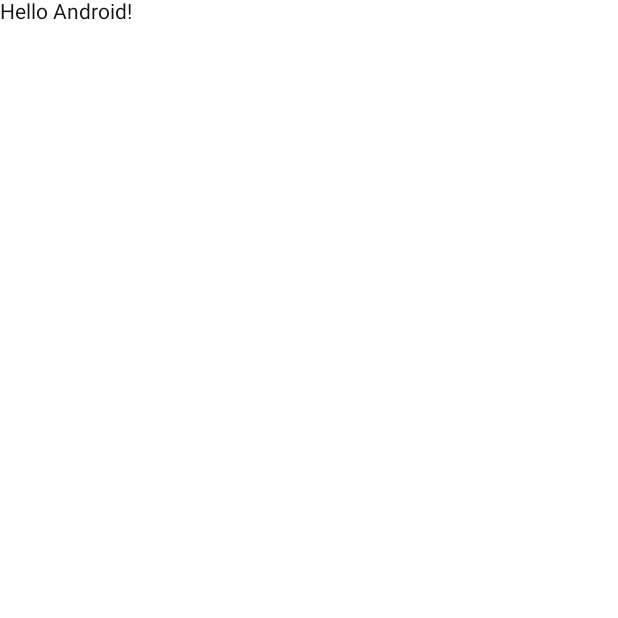
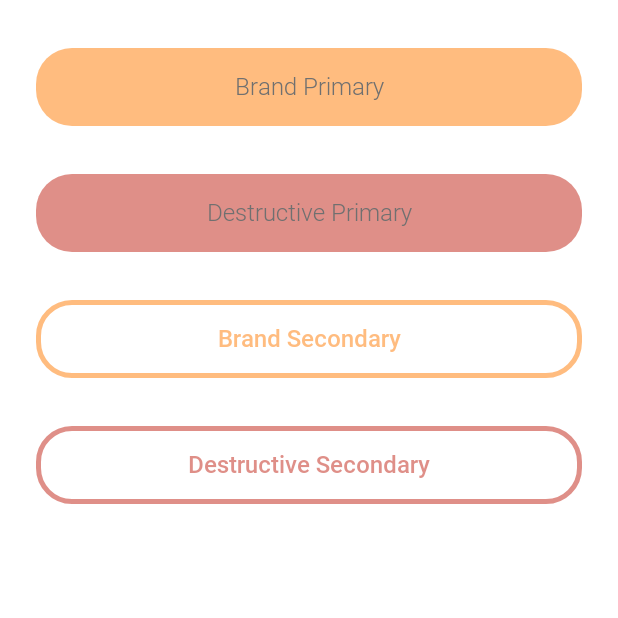
Before and after one commit to ehsunshine/tiara-elm-dls, an Android app built with Jetpack Compose: the screen it shows after launch (MainActivity), on a phone screen of 412 x 824 dp, the top half of it. Before the commit the part shown is almost empty. Run offline under Robolectric (Android 15) with nearby library versions, the phone set to English and light mode, and no system bars.

Commit message:
feat: Add TiaraElmButton component

```diff
--- a/app/src/main/kotlin/xyz/ehsun/tiaraelm/MainActivity.kt
+++ b/app/src/main/kotlin/xyz/ehsun/tiaraelm/MainActivity.kt
@@ -3,13 +3,16 @@ package xyz.ehsun.tiaraelm
 import android.os.Bundle
 import androidx.activity.ComponentActivity
 import androidx.activity.compose.setContent
+import androidx.compose.foundation.layout.Column
 import androidx.compose.foundation.layout.fillMaxSize
+import androidx.compose.foundation.layout.padding
 import androidx.compose.material.Surface
-import androidx.compose.material.Text
-import androidx.compose.runtime.Composable
 import androidx.compose.ui.Modifier
-import androidx.compose.ui.tooling.preview.Preview
+import androidx.compose.ui.unit.dp
 import xyz.ehsun.tiaraelm.ui.theme.MyTheme
+import xyz.ehsun.tiaraelmcompose.components.ButtonStyle
+import xyz.ehsun.tiaraelmcompose.components.ButtonType
+import xyz.ehsun.tiaraelmcompose.components.TiaraElmButton
 import xyz.ehsun.tiaraelmcompose.foundation.TiaraElmTheme
 
 class MainActivity : ComponentActivity() {
@@ -22,25 +25,38 @@ class MainActivity : ComponentActivity() {
                     modifier = Modifier.fillMaxSize(),
                     color = TiaraElmTheme.colors.background.primary
                 ) {
-                    Greeting("Android")
+                    Column(Modifier.padding(top = 16.dp)) {
+                        TiaraElmButton(
+                            text = "Brand Primary",
+                            enabled = false,
+                            buttonStyle = ButtonStyle.Brand,
+                            buttonType = ButtonType.Primary,
+                            onClick = {},
+                        )
+                        TiaraElmButton(
+                            text = "Destructive Primary",
+                            enabled = false,
+                            buttonStyle = ButtonStyle.Destructive,
+                            buttonType = ButtonType.Primary,
+                            onClick = {},
+                        )
+                        TiaraElmButton(
+                            text = "Brand Secondary",
+                            enabled = false,
+                            buttonStyle = ButtonStyle.Brand,
+                            buttonType = ButtonType.Secondary,
+                            onClick = {},
+                        )
+                        TiaraElmButton(
+                            text = "Destructive Secondary",
+                            enabled = false,
+                            buttonStyle = ButtonStyle.Destructive,
+                            buttonType = ButtonType.Secondary,
+                            onClick = {},
+                        )
+                    }
                 }
             }
         }
     }
 }
-
-@Composable
-fun Greeting(name: String) {
-    Text(
-        text = "Hello $name!",
-        color = TiaraElmTheme.colors.foreground.primary
-    )
-}
-
-@Preview(showBackground = true)
-@Composable
-fun DefaultPreview() {
-    MyTheme {
-        Greeting("Android")
-    }
-}
--- a/tiara-elm-compose/build.gradle
+++ b/tiara-elm-compose/build.gradle
@@ -33,6 +33,7 @@ dependencies {
 
     implementation "androidx.compose.ui:ui:$compose_version"
     implementation "androidx.compose.ui:ui-tooling-preview:$compose_version"
+    implementation "androidx.compose.material:material:$compose_version"
 
     debugImplementation "androidx.compose.ui:ui-tooling:$compose_version"
     debugImplementation "androidx.compose.ui:ui-test-manifest:$compose_version"
--- /dev/null
+++ b/tiara-elm-compose/src/main/kotlin/xyz/ehsun/tiaraelmcompose/components/TiaraElmButton.kt
@@ -0,0 +1,150 @@
+package xyz.ehsun.tiaraelmcompose.components
+
+import android.content.Context
+import android.util.AttributeSet
+import androidx.compose.foundation.BorderStroke
+import androidx.compose.foundation.layout.fillMaxWidth
+import androidx.compose.foundation.layout.height
+import androidx.compose.foundation.layout.padding
+import androidx.compose.foundation.shape.RoundedCornerShape
+import androidx.compose.material.Button
+import androidx.compose.material.ButtonDefaults
+import androidx.compose.material.Text
+import androidx.compose.runtime.Composable
+import androidx.compose.runtime.getValue
+import androidx.compose.runtime.mutableStateOf
+import androidx.compose.runtime.setValue
+import androidx.compose.ui.Modifier
+import androidx.compose.ui.graphics.Color
+import androidx.compose.ui.platform.AbstractComposeView
+import androidx.compose.ui.text.style.TextAlign
+import androidx.compose.ui.text.style.TextOverflow
+import androidx.compose.ui.unit.dp
+import xyz.ehsun.tiaraelmcompose.foundation.TiaraElmTheme
+import xyz.ehsun.tiaraelmcompose.foundation.emphasise
+
+@Composable
+fun TiaraElmButton(
+    modifier: Modifier = Modifier,
+    text: String,
+    buttonType: ButtonType = ButtonType.Primary,
+    buttonStyle: ButtonStyle = ButtonStyle.Brand,
+    enabled: Boolean = true,
+    onClick: () -> Unit,
+) {
+    Button(
+        modifier = modifier
+            .fillMaxWidth()
+            .padding(horizontal = 24.dp, vertical = 16.dp)
+            .height(52.dp),
+        onClick = onClick,
+        colors = buttonColors(buttonType, buttonStyle),
+        enabled = enabled,
+        shape = RoundedCornerShape(24.dp),
+        elevation = buttonElevation(),
+        border = borderStroke(buttonType, buttonStyle, enabled)
+    ) {
+        ButtonContent(text, buttonType)
+    }
+}
+
+@Composable
+private fun borderStroke(buttonType: ButtonType, buttonStyle: ButtonStyle, enabled: Boolean) =
+    when (buttonType) {
+        ButtonType.Primary -> null
+        ButtonType.Secondary -> BorderStroke(
+            3.dp,
+            styleColor(buttonStyle).let { if (!enabled) it.copy(alpha = .5f) else it }
+        )
+    }
+
+@Composable
+private fun ButtonContent(
+    text: String,
+    buttonType: ButtonType
+) {
+    Text(
+        modifier = Modifier.padding(8.dp),
+        text = text,
+        style = TiaraElmTheme.typography.mare.let {
+            if (buttonType == ButtonType.Secondary) it.emphasise else it
+        },
+        overflow = TextOverflow.Ellipsis,
+        maxLines = 1,
+        textAlign = TextAlign.Center,
+    )
+}
+
+@Composable
+private fun buttonElevation() =
+    ButtonDefaults.elevation(
+        defaultElevation = 0.dp,
+        pressedElevation = 0.dp,
+        hoveredElevation = 0.dp,
+        focusedElevation = 0.dp
+    )
+
+@Composable
+private fun buttonColors(
+    buttonType: ButtonType,
+    buttonStyle: ButtonStyle
+) = when (buttonType) {
+    ButtonType.Primary -> ButtonDefaults.buttonColors(
+        backgroundColor = styleColor(buttonStyle),
+        contentColor = TiaraElmTheme.colors.foreground.primary,
+        disabledBackgroundColor = styleColor(buttonStyle).copy(alpha = .5f),
+        disabledContentColor = TiaraElmTheme.colors.foreground.secondary,
+    )
+    ButtonType.Secondary -> ButtonDefaults.buttonColors(
+        backgroundColor = Color.Transparent,
+        contentColor = styleColor(buttonStyle),
+        disabledBackgroundColor = Color.Transparent,
+        disabledContentColor = styleColor(buttonStyle).copy(alpha = .5f),
+    )
+
+}
+
+@Composable
+private fun styleColor(buttonStyle: ButtonStyle) =
+    when (buttonStyle) {
+        ButtonStyle.Brand -> TiaraElmTheme.colors.brand.primary
+        ButtonStyle.Destructive -> TiaraElmTheme.colors.feedback.negative
+    }
+
+enum class ButtonType { Primary, Secondary }
+enum class ButtonStyle { Brand, Destructive }
+
+/**
+Make it compatible with AndroidView and ViewBinding
+<pre>
+binding.tiaraElmButton.apply {
+text = "My Text"
+type = ButtonType.Secondary
+onClick = { ... }
+}
+</pre>
+ **/
+class TiaraElmButtonCompat @JvmOverloads constructor(
+    context: Context,
+    attrs: AttributeSet? = null,
+    defStyle: Int = 0
+) : AbstractComposeView(context, attrs, defStyle) {
+
+    var text by mutableStateOf<String>("")
+    var onClick by mutableStateOf<() -> Unit>({})
+    var type by mutableStateOf<ButtonType>(ButtonType.Primary)
+    var style by mutableStateOf<ButtonStyle>(ButtonStyle.Brand)
+
+    @Composable
+    override fun Content() {
+        TiaraElmTheme {
+            TiaraElmButton(
+                buttonType = type,
+                buttonStyle = style,
+                text = text,
+                onClick = onClick,
+                enabled = isEnabled,
+            )
+        }
+    }
+}
```
